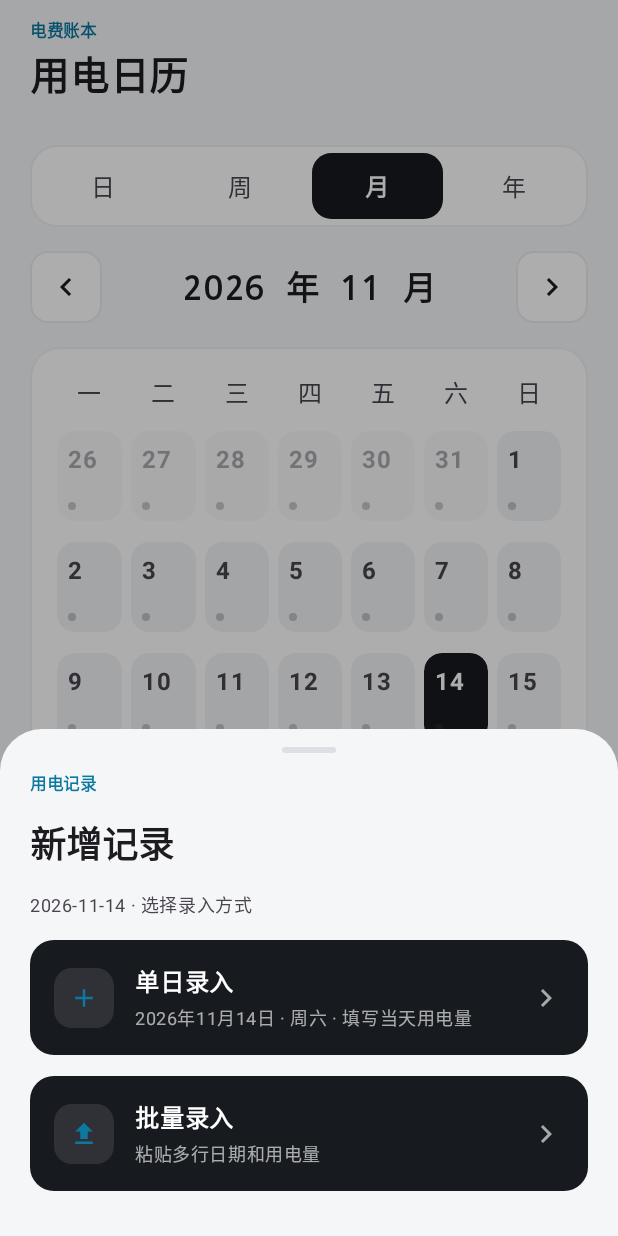
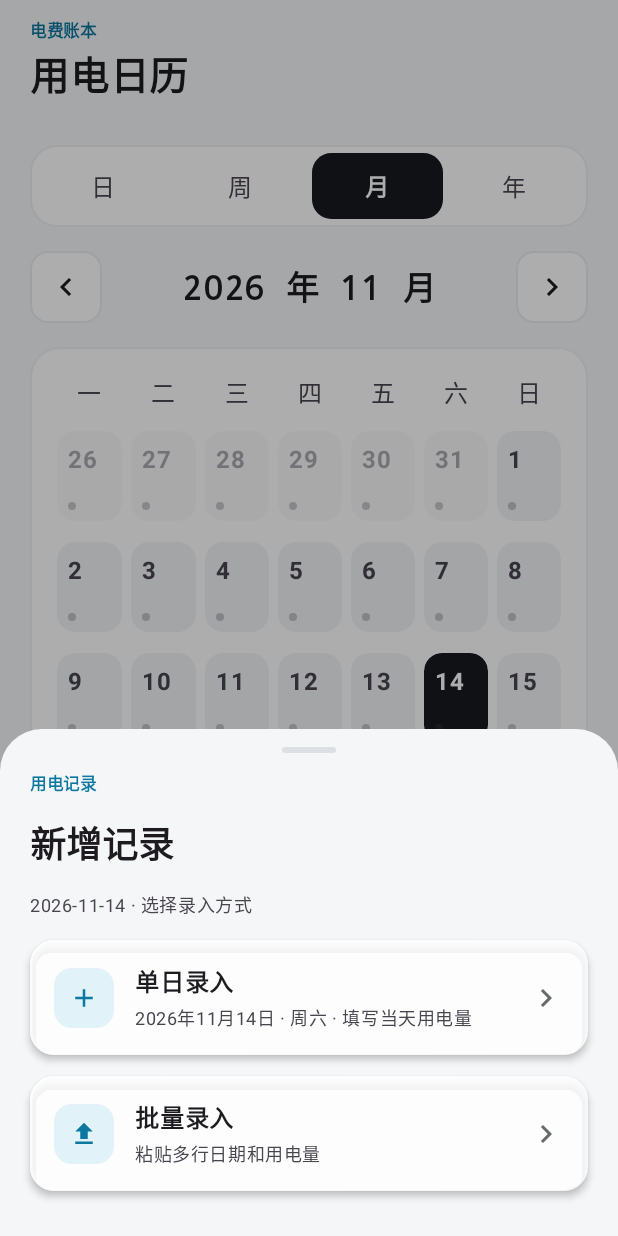
Before and after one commit to CharmingDaiDai/electricity, an Android app built with Jetpack Compose: the screen it shows after launch (MainActivity), after a tap on "新增记录", on a phone screen of 412 x 824 dp. Run offline under Robolectric (Android 15) with nearby library versions, the phone set to English and light mode, and no system bars; 2 other taps on this screen came first.

Commit message:
优化主界面底部导航和新增记录按钮的动画效果，调整布局和样式

```diff
--- a/app/src/main/java/com/example/electricity/MainActivity.kt
+++ b/app/src/main/java/com/example/electricity/MainActivity.kt
@@ -20,8 +20,11 @@ import androidx.compose.animation.shrinkVertically
 import androidx.compose.animation.slideInHorizontally
 import androidx.compose.animation.slideInVertically
 import androidx.compose.animation.slideOutHorizontally
+import androidx.compose.animation.slideOutVertically
 import androidx.compose.animation.togetherWith
 import androidx.compose.animation.core.animateFloatAsState
+import androidx.compose.animation.core.animateDpAsState
+import androidx.compose.animation.core.spring
 import androidx.compose.animation.core.tween
 import androidx.compose.foundation.background
 import androidx.compose.foundation.BorderStroke
@@ -39,6 +42,7 @@ import androidx.compose.foundation.layout.fillMaxSize
 import androidx.compose.foundation.layout.fillMaxWidth
 import androidx.compose.foundation.layout.height
 import androidx.compose.foundation.layout.navigationBarsPadding
+import androidx.compose.foundation.layout.offset
 import androidx.compose.foundation.layout.padding
 import androidx.compose.foundation.layout.size
 import androidx.compose.foundation.layout.statusBarsPadding
@@ -95,6 +99,7 @@ import androidx.compose.ui.Alignment
 import androidx.compose.ui.Modifier
 import androidx.compose.ui.draw.clip
 import androidx.compose.ui.composed
+import androidx.compose.ui.graphics.Brush
 import androidx.compose.ui.graphics.Color
 import androidx.compose.ui.graphics.graphicsLayer
 import androidx.compose.ui.platform.LocalClipboardManager
@@ -258,25 +263,6 @@ private fun ElectricityApp() {
                 }
             }
         },
-        bottomBar = {
-            BottomDock(screen = screen, onScreen = { screen = it })
-        },
-        floatingActionButton = {
-            AnimatedVisibility(visible = screen != Screen.Settings, enter = fadeIn(tween(150)), exit = fadeOut(tween(100))) {
-                Surface(
-                    modifier = Modifier.clip(RoundedCornerShape(16.dp)).pressScale { showAddSheet = true },
-                    shape = RoundedCornerShape(16.dp),
-                    color = MaterialTheme.colorScheme.primary,
-                    contentColor = MaterialTheme.colorScheme.onPrimary,
-                    shadowElevation = 8.dp,
-                ) {
-                    Row(Modifier.padding(horizontal = 18.dp, vertical = 14.dp), verticalAlignment = Alignment.CenterVertically, horizontalArrangement = Arrangement.spacedBy(9.dp)) {
-                        Icon(Icons.Default.Add, contentDescription = null)
-                        Text("新增记录", fontWeight = FontWeight.Bold)
-                    }
-                }
-            }
-        },
     ) { padding ->
         Box(
             Modifier
@@ -285,6 +271,7 @@ private fun ElectricityApp() {
                 .padding(padding),
         ) {
             AnimatedContent(
+                modifier = Modifier.fillMaxSize(),
                 targetState = screen,
                 transitionSpec = {
                     val direction = if (targetState.ordinal > initialState.ordinal) 1 else -1
@@ -338,6 +325,30 @@ private fun ElectricityApp() {
                     onExportBackup = { exportBackupLauncher.launch("electricity-backup.electricity") },
                     onImportBackup = { importBackupLauncher.launch(arrayOf("application/octet-stream", "text/plain", "*/*")) },
                 )
+              }
+            }
+            BottomDock(
+                screen = screen,
+                onScreen = { screen = it },
+                modifier = Modifier.align(Alignment.BottomCenter),
+            )
+            AnimatedVisibility(
+                visible = screen != Screen.Settings,
+                modifier = Modifier.align(Alignment.BottomEnd).padding(end = 20.dp, bottom = 116.dp),
+                enter = fadeIn(tween(150)) + slideInVertically(tween(180)) { it / 3 },
+                exit = fadeOut(tween(100)) + slideOutVertically(tween(100)) { it / 3 },
+            ) {
+                Surface(
+                    modifier = Modifier.clip(RoundedCornerShape(16.dp)).pressScale { showAddSheet = true },
+                    shape = RoundedCornerShape(16.dp),
+                    color = MaterialTheme.colorScheme.primary,
+                    contentColor = MaterialTheme.colorScheme.onPrimary,
+                    shadowElevation = 8.dp,
+                ) {
+                    Row(Modifier.padding(horizontal = 18.dp, vertical = 14.dp), verticalAlignment = Alignment.CenterVertically, horizontalArrangement = Arrangement.spacedBy(9.dp)) {
+                        Icon(Icons.Default.Add, contentDescription = null)
+                        Text("新增记录", fontWeight = FontWeight.Bold)
+                    }
                 }
             }
         }
@@ -490,21 +501,48 @@ private fun ElectricityApp() {
 }
 
 @Composable
-private fun BottomDock(screen: Screen, onScreen: (Screen) -> Unit) {
-    Surface(
-        modifier = Modifier
+private fun BottomDock(screen: Screen, onScreen: (Screen) -> Unit, modifier: Modifier = Modifier) {
+    val dark = isSystemInDarkTheme()
+    val rim = Brush.linearGradient(
+        listOf(Color.White.copy(alpha = if (dark) 0.48f else 0.82f), Color.White.copy(alpha = 0.12f), Color.White.copy(alpha = if (dark) 0.28f else 0.54f)),
+    )
+    Surface(
+        modifier = modifier
             .fillMaxWidth()
             .navigationBarsPadding()
             .padding(horizontal = 16.dp, vertical = 10.dp),
-        shape = RoundedCornerShape(22.dp),
-        color = MaterialTheme.colorScheme.surface,
-        shadowElevation = 10.dp,
-        border = BorderStroke(1.dp, MaterialTheme.colorScheme.outlineVariant.copy(alpha = 0.45f)),
-    ) {
-        Row(Modifier.padding(4.dp)) {
+        shape = RoundedCornerShape(25.dp),
+        color = if (dark) Color(0xFF242A30).copy(alpha = 0.82f) else Color(0xFFFDFEFF).copy(alpha = 0.78f),
+        shadowElevation = 16.dp,
+        border = BorderStroke(1.dp, rim),
+    ) {
+        BoxWithConstraints(Modifier.fillMaxWidth().padding(4.dp)) {
+            val itemWidth = maxWidth / 3
+            val indicatorOffset by animateDpAsState(
+                targetValue = itemWidth * screen.ordinal.toFloat(),
+                animationSpec = spring(dampingRatio = 0.78f, stiffness = 480f),
+                label = "glass-navigation-indicator",
+            )
+            Box(
+                Modifier
+                    .offset(x = indicatorOffset + 3.dp, y = 3.dp)
+                    .width(itemWidth - 6.dp)
+                    .height(56.dp)
+                    .clip(RoundedCornerShape(20.dp))
+                    .background(
+                        Brush.verticalGradient(
+                            listOf(
+                                Color.White.copy(alpha = if (dark) 0.18f else 0.72f),
+                                Color.White.copy(alpha = if (dark) 0.08f else 0.34f),
+                            ),
+                        ),
+                    ),
+            )
+            Row(Modifier.fillMaxWidth()) {
                 NavItem(Modifier.weight(1f), screen == Screen.Home, { onScreen(Screen.Home) }, Icons.Default.Home, "概览")
                 NavItem(Modifier.weight(1f), screen == Screen.Records, { onScreen(Screen.Records) }, Icons.Default.DateRange, "日历")
                 NavItem(Modifier.weight(1f), screen == Screen.Settings, { onScreen(Screen.Settings) }, Icons.Default.Settings, "设置")
+            }
         }
     }
 }
@@ -530,24 +568,30 @@ private fun ActionChoice(
     icon: androidx.compose.ui.graphics.vector.ImageVector,
     onClick: () -> Unit,
 ) {
+    val selectedTint = if (isSystemInDarkTheme()) Color.White else MaterialTheme.colorScheme.primary
     Surface(
         modifier = Modifier.fillMaxWidth().pressScale(onClick),
         shape = RoundedCornerShape(16.dp),
-        color = Color(0xFF171A1F),
-    ) {
+        color = if (isSystemInDarkTheme()) Color(0xFF292F35).copy(alpha = 0.82f) else Color.White.copy(alpha = 0.78f),
+        border = BorderStroke(1.dp, Brush.linearGradient(listOf(Color.White.copy(alpha = 0.62f), Color.White.copy(alpha = 0.12f)))),
+        shadowElevation = 3.dp,
+    ) {
+        Box {
+            Box(Modifier.fillMaxWidth().height(1.dp).background(Brush.horizontalGradient(listOf(Color.Transparent, Color.White.copy(alpha = 0.36f), Color.Transparent))))
             Row(
                 Modifier.padding(horizontal = 16.dp, vertical = 15.dp),
                 verticalAlignment = Alignment.CenterVertically,
                 horizontalArrangement = Arrangement.spacedBy(14.dp),
             ) {
-            Surface(shape = RoundedCornerShape(12.dp), color = Color.White.copy(alpha = 0.1f)) {
+                Surface(shape = RoundedCornerShape(12.dp), color = MaterialTheme.colorScheme.secondaryContainer.copy(alpha = 0.76f)) {
                     Icon(icon, contentDescription = null, modifier = Modifier.padding(10.dp).size(20.dp), tint = MaterialTheme.colorScheme.secondary)
                 }
                 Column(Modifier.weight(1f), verticalArrangement = Arrangement.spacedBy(3.dp)) {
-                Text(title, fontWeight = FontWeight.Bold, color = Color.White)
-                Text(detail, style = MaterialTheme.typography.bodySmall, color = Color.White.copy(alpha = 0.64f))
-            }
-            Icon(Icons.Default.ChevronRight, contentDescription = null, tint = Color.White.copy(alpha = 0.62f))
+                    Text(title, fontWeight = FontWeight.Bold, color = MaterialTheme.colorScheme.onSurface)
+                    Text(detail, style = MaterialTheme.typography.bodySmall, color = MaterialTheme.colorScheme.onSurfaceVariant)
+                }
+                Icon(Icons.Default.ChevronRight, contentDescription = null, tint = selectedTint.copy(alpha = 0.65f))
+            }
         }
     }
 }
@@ -560,33 +604,26 @@ private fun NavItem(
     icon: androidx.compose.ui.graphics.vector.ImageVector,
     label: String,
 ) {
-    val containerColor by animateColorAsState(
-        targetValue = if (selected) MaterialTheme.colorScheme.primary else Color.Transparent,
-        animationSpec = tween(180),
-        label = "navigation-selection",
-    )
-    Surface(
+    Column(
         modifier = modifier
-            .padding(3.dp)
-            .clip(RoundedCornerShape(16.dp))
-            .pressScale(onClick),
-        color = containerColor,
-    ) {
-        Column(
-            modifier = Modifier.padding(vertical = 7.dp),
+            .height(62.dp)
+            .clip(RoundedCornerShape(20.dp))
+            .pressScale(onClick)
+            .padding(vertical = 7.dp),
         horizontalAlignment = Alignment.CenterHorizontally,
-        ) {
+        verticalArrangement = Arrangement.Center,
+    ) {
+        val tint = if (selected) MaterialTheme.colorScheme.primary else MaterialTheme.colorScheme.onSurfaceVariant
         Icon(
             icon,
             contentDescription = label,
-                tint = if (selected) MaterialTheme.colorScheme.onPrimary else MaterialTheme.colorScheme.onSurfaceVariant,
+            tint = tint,
         )
         Text(
             label,
-                color = if (selected) MaterialTheme.colorScheme.onPrimary else MaterialTheme.colorScheme.onSurfaceVariant,
+            color = tint,
             style = MaterialTheme.typography.labelSmall,
         )
-        }
     }
 }
 
```
Lines whose indentation alone changed are shown as unchanged.
